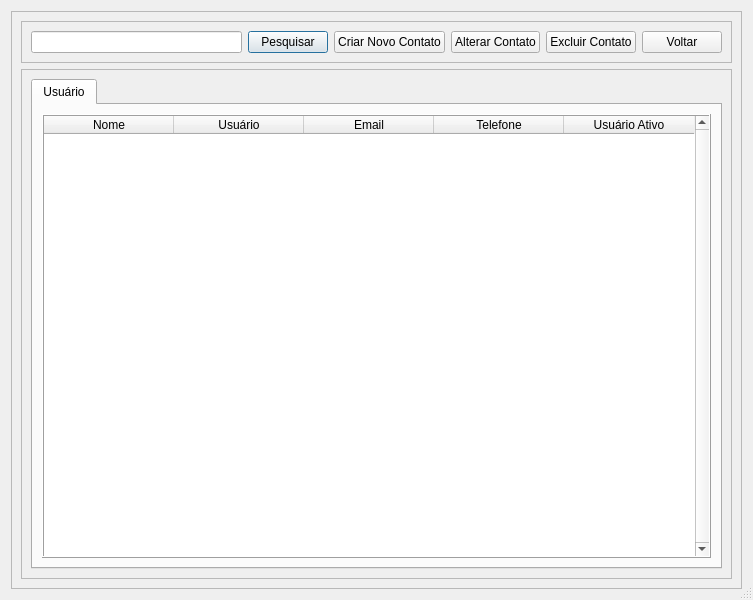
Qt form View/Telas/CD_Usuario.ui (Blastoles/ProjetoSCGI) before a commit.
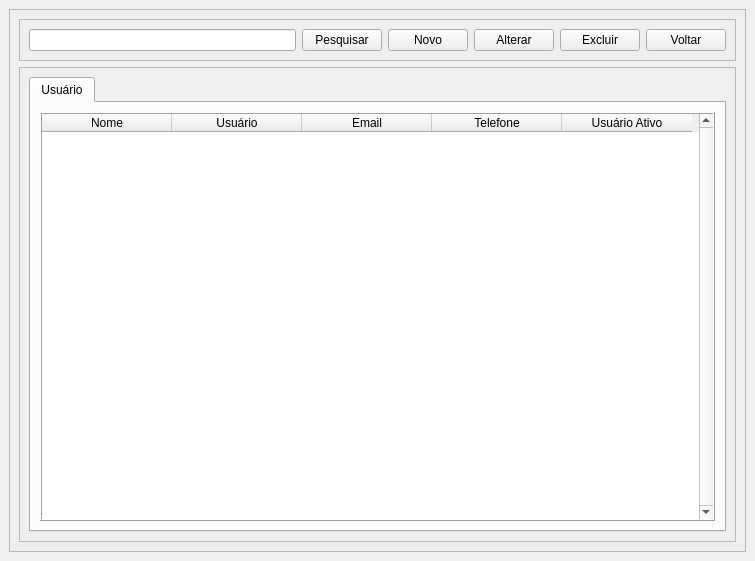
The same form after that commit. Icons and pictures are not drawn.

```diff
--- a/View/Telas/CD_Usuario.ui
+++ b/View/Telas/CD_Usuario.ui
@@ -1,13 +1,13 @@
 <?xml version="1.0" encoding="UTF-8"?>
 <ui version="4.0">
- <class>Usuario</class>
- <widget class="QDialog" name="Usuario">
+ <class>MainWindow</class>
+ <widget class="QMainWindow" name="MainWindow">
   <property name="geometry">
    <rect>
     <x>0</x>
     <y>0</y>
-    <width>753</width>
-    <height>600</height>
+    <width>755</width>
+    <height>561</height>
    </rect>
   </property>
   <property name="acceptDrops">
@@ -16,11 +16,9 @@
   <property name="windowTitle">
    <string>Usuário</string>
   </property>
-  <property name="sizeGripEnabled">
-   <bool>true</bool>
-  </property>
-  <layout class="QHBoxLayout" name="horizontalLayout_3">
-   <item>
+  <widget class="QWidget" name="centralwidget">
+   <layout class="QGridLayout" name="gridLayout_2">
+    <item row="0" column="0">
     <layout class="QGridLayout" name="gridLayout">
      <item row="0" column="0">
       <widget class="QFrame" name="frame_2">
@@ -57,7 +55,7 @@
            <item>
             <widget class="QPushButton" name="BT_Criar">
              <property name="text">
-              <string>Criar Novo Contato</string>
+               <string>Novo</string>
              </property>
              <property name="icon">
               <iconset>
@@ -68,7 +66,7 @@
            <item>
             <widget class="QPushButton" name="BT_Alterar">
              <property name="text">
-              <string>Alterar Contato</string>
+               <string>Alterar</string>
              </property>
              <property name="icon">
               <iconset>
@@ -79,7 +77,7 @@
            <item>
             <widget class="QPushButton" name="BT_Exclui">
              <property name="text">
-              <string>Excluir Contato</string>
+               <string>Excluir</string>
              </property>
              <property name="icon">
               <iconset>
@@ -240,6 +238,7 @@
     </layout>
    </item>
   </layout>
+  </widget>
  </widget>
  <resources/>
  <connections/>
```
Left out of the diff: 3 changed lines with no effect on the pictures. Lines whose indentation alone changed are shown as unchanged.
